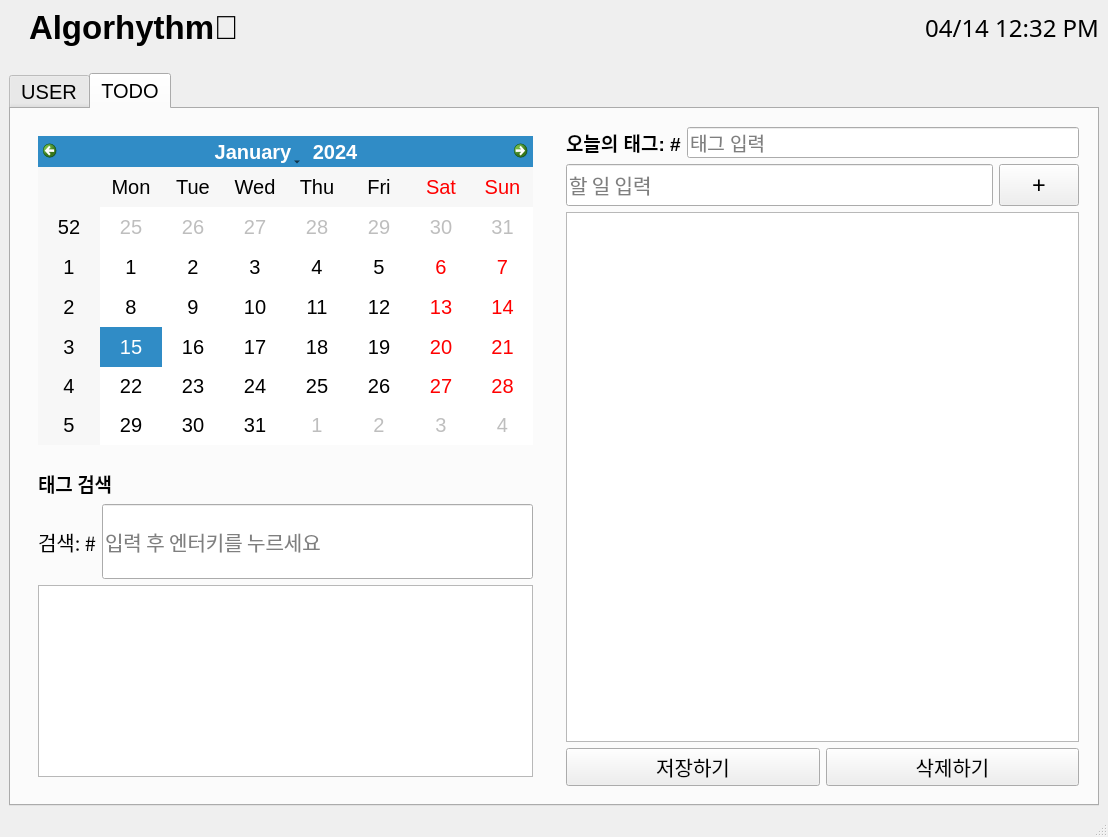
Old version of the form Algorhythm/algorhythm.ui in the repository MIN60/Algorhythm.
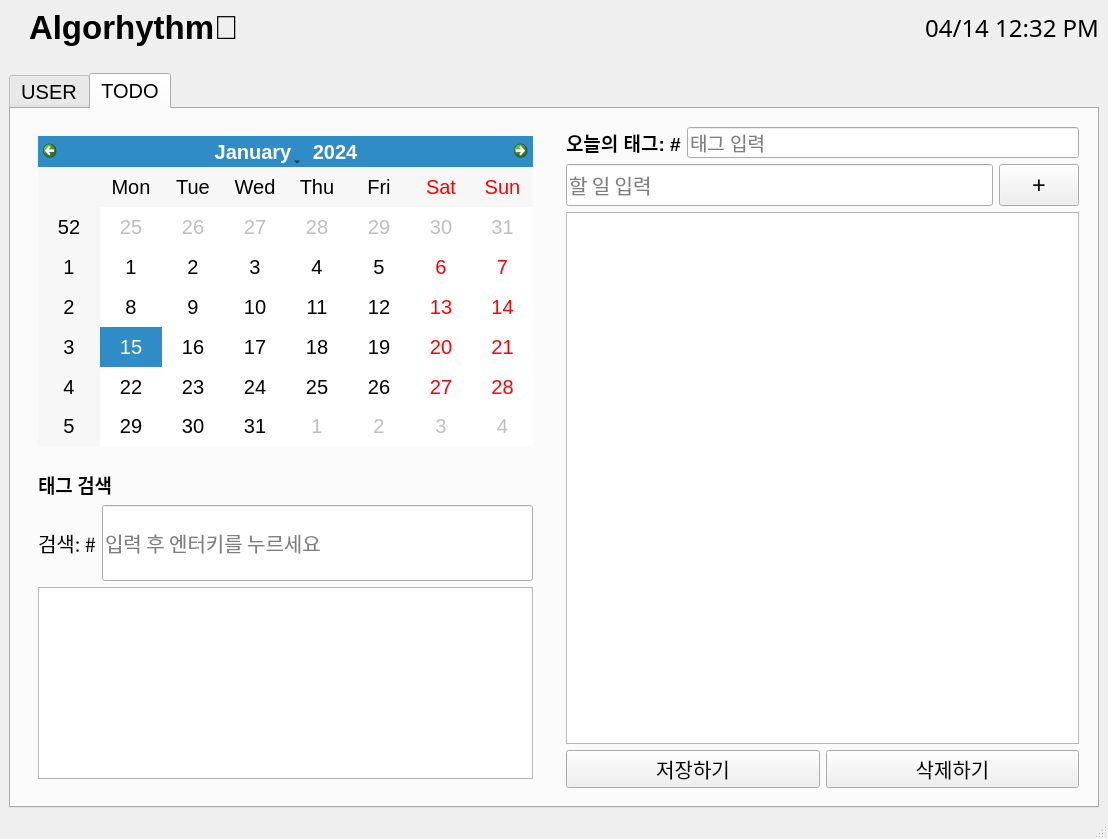
New version of the form.

Commit message: Chore/#29: Add ToolTip to tag search

Patch:
```diff
--- a/Algorhythm/algorhythm.ui
+++ b/Algorhythm/algorhythm.ui
@@ -7,7 +7,7 @@
     <x>0</x>
     <y>0</y>
     <width>1108</width>
-    <height>837</height>
+    <height>839</height>
    </rect>
   </property>
   <property name="windowTitle">
```
The commit also changes 1 other file.
